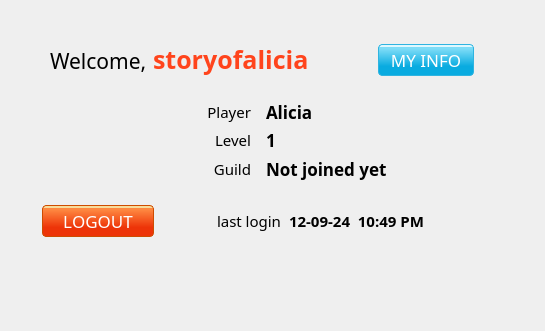
The window that src/res/MenuWidget.ui (Story-Of-Alicia/alicia-launcher-qt) describes before a commit, drawn with Qt 5.
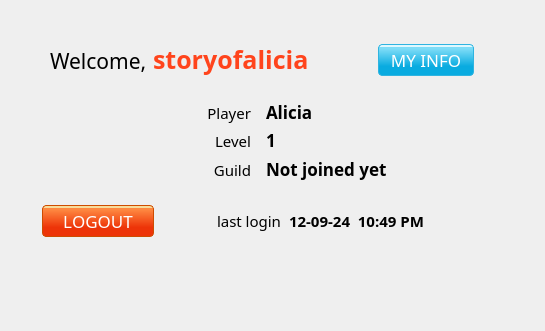
The same window after the commit. Icons and pictures are not drawn.

Diff of the .ui file:
```diff
--- a/src/res/MenuWidget.ui
+++ b/src/res/MenuWidget.ui
@@ -122,7 +122,7 @@
    <property name="geometry">
     <rect>
      <x>180</x>
-     <y>156</y>
+     <y>157</y>
      <width>71</width>
      <height>26</height>
     </rect>
@@ -146,7 +146,7 @@
    <property name="geometry">
     <rect>
      <x>180</x>
-     <y>127</y>
+     <y>128</y>
      <width>71</width>
      <height>26</height>
     </rect>
@@ -170,7 +170,7 @@
    <property name="geometry">
     <rect>
      <x>180</x>
-     <y>99</y>
+     <y>100</y>
      <width>71</width>
      <height>26</height>
     </rect>
```
Left out of the diff: 28 changed lines with no effect on the pictures.
